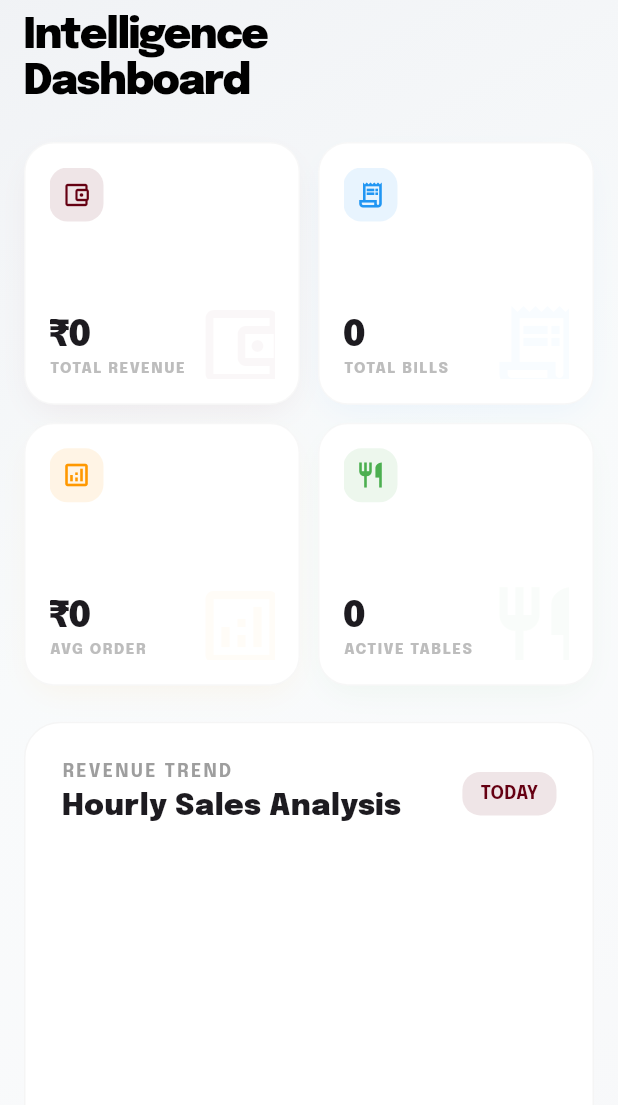
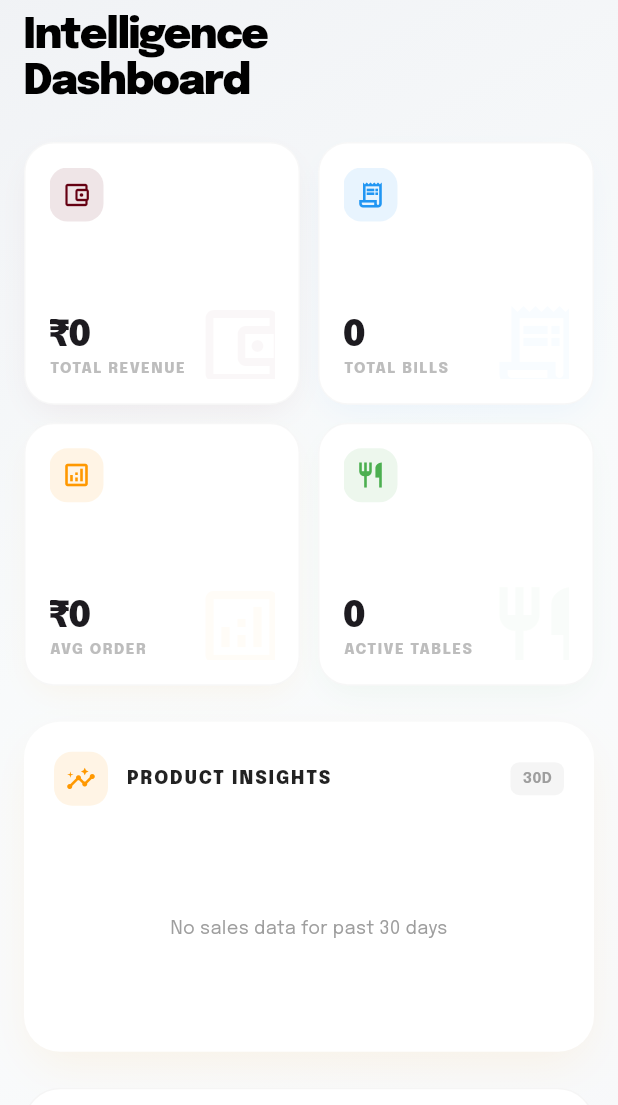
Before and after one commit to Anikett-999/shreerajmandir-v2, a Flutter app: the AdminDashboardScreen screen opened directly, on a phone screen of 412 x 824 dp, the part 131-1236 px from its top. Run offline on Flutter 3.47's test engine with Material 3 defaults, Android fonts, the phone set to English and light mode, and no system bars; drawn by our look-alikes of fl_chart; our stand-ins replace cloud_firestore, firebase_auth, firebase_core, flutter_riverpod, freezed_annotation, google_fonts and 5 more; missing offline and left inert: esc_pos_utils_plus, flutter_pos_printer_platform_image_3; accounts and stored records are empty.

Commit message:
implemented complete admin dasboard now top 10 products will be handled later and implemented logic to solve edge case handling that was printer icon even after clearing the table on the pedning kots table and saved a plan to implement a menu  management in admin modile

```diff
--- /dev/null
+++ b/lib/domain/models/product_insights.dart
@@ -0,0 +1,28 @@
+import 'package:freezed_annotation/freezed_annotation.dart';
+import 'dashboard_stats.dart';
+
+part 'product_insights.freezed.dart';
+part 'product_insights.g.dart';
+
+@freezed
+class TopCategory with _$TopCategory {
+  const factory TopCategory({
+    required String name,
+    required int quantity,
+    required double revenue,
+  }) = _TopCategory;
+
+  factory TopCategory.fromJson(Map<String, dynamic> json) => _$TopCategoryFromJson(json);
+}
+
+@freezed
+class ProductInsights with _$ProductInsights {
+  const factory ProductInsights({
+    required List<TopProduct> topItems,
+    required List<TopCategory> topCategories,
+    @Default(0) int totalQuantity,
+    @Default(0.0) double totalRevenue,
+  }) = _ProductInsights;
+
+  factory ProductInsights.fromJson(Map<String, dynamic> json) => _$ProductInsightsFromJson(json);
+}
--- a/lib/presentation/providers/dashboard_provider.dart
+++ b/lib/presentation/providers/dashboard_provider.dart
@@ -1,6 +1,7 @@
 import 'package:flutter_riverpod/flutter_riverpod.dart';
 import '../../services/analytics_service.dart';
 import '../../domain/models/dashboard_stats.dart';
+import '../../domain/models/product_insights.dart';
 import 'active_branch_provider.dart';
 
 final analyticsServiceProvider = Provider((ref) => AnalyticsService());
@@ -14,3 +15,13 @@ final dashboardStatsProvider = StreamProvider<DashboardStats>((ref) {
   final service = ref.watch(analyticsServiceProvider);
   return service.watchDashboardStats(branchId);
 });
+
+final productInsightsProvider = StreamProvider<ProductInsights>((ref) {
+  final branchId = ref.watch(activeBranchIdProvider);
+  if (branchId == null) {
+    return Stream.value(const ProductInsights(topItems: [], topCategories: []));
+  }
+
+  final service = ref.watch(analyticsServiceProvider);
+  return service.watchProductInsights(branchId);
+});
--- a/lib/presentation/screens/admin/admin_dashboard_screen.dart
+++ b/lib/presentation/screens/admin/admin_dashboard_screen.dart
@@ -11,6 +11,7 @@ import '../../widgets/admin/dashboard/payment_method_split.dart';
 import '../../widgets/admin/dashboard/live_operations_monitor.dart';
 import '../../widgets/admin/dashboard/management_list.dart';
 import '../../widgets/admin/dashboard/suspicious_activity_list.dart';
+import '../../widgets/admin/dashboard/product_insights_card.dart';
 import 'users/user_management_screen.dart';
 import 'branches/branch_management_screen.dart';
 import '../shared/home_screen.dart';
@@ -117,6 +118,14 @@ class _AdminDashboardScreenState extends ConsumerState<AdminDashboardScreen> {
                 color: Colors.green,
               ),
             ],
+          ),
+
+          const SizedBox(height: 24),
+
+          // New: Product Insights Overview (30 Days)
+          const SizedBox(
+            height: 220,
+            child: ProductInsightsCard(),
           ),
 
           const SizedBox(height: 24),
--- /dev/null
+++ b/lib/presentation/widgets/admin/dashboard/product_insights_card.dart
@@ -0,0 +1,193 @@
+import 'package:flutter/material.dart';
+import 'package:flutter_riverpod/flutter_riverpod.dart';
+import '../../../../core/app_theme.dart';
+import '../../../providers/dashboard_provider.dart';
+import '../../../../domain/models/product_insights.dart';
+import '../../../screens/admin/dashboard/product_insights_screen.dart';
+
+class ProductInsightsCard extends ConsumerWidget {
+  const ProductInsightsCard({super.key});
+
+  @override
+  Widget build(BuildContext context, WidgetRef ref) {
+    final insightsAsync = ref.watch(productInsightsProvider);
+
+    return insightsAsync.when(
+      data: (insights) => _buildCard(context, insights),
+      loading: () => const _LoadingCard(),
+      error: (err, stack) => _ErrorCard(error: err.toString()),
+    );
+  }
+
+  Widget _buildCard(BuildContext context, ProductInsights insights) {
+    final topItems = insights.topItems.take(3).toList();
+
+    return Container(
+      padding: const EdgeInsets.all(20),
+      decoration: BoxDecoration(
+        color: Colors.white,
+        borderRadius: BorderRadius.circular(24),
+        boxShadow: [
+          BoxShadow(
+            color: Colors.orange.withOpacity(0.08),
+            offset: const Offset(0, 12),
+            blurRadius: 24,
+            spreadRadius: -4,
+          ),
+        ],
+      ),
+      child: Column(
+        crossAxisAlignment: CrossAxisAlignment.start,
+        children: [
+          Row(
+            mainAxisAlignment: MainAxisAlignment.spaceBetween,
+            children: [
+              Row(
+                children: [
+                  Container(
+                    padding: const EdgeInsets.all(8),
+                    decoration: BoxDecoration(
+                      color: Colors.orange.withOpacity(0.1),
+                      borderRadius: BorderRadius.circular(12),
+                    ),
+                    child: const Icon(Icons.insights_rounded, color: Colors.orange, size: 20),
+                  ),
+                  const SizedBox(width: 12),
+                  const Text(
+                    'PRODUCT INSIGHTS',
+                    style: TextStyle(
+                      fontSize: 12,
+                      fontWeight: FontWeight.w900,
+                      letterSpacing: 1.2,
+                      color: Colors.black87,
+                    ),
+                  ),
+                ],
+              ),
+              Container(
+                padding: const EdgeInsets.symmetric(horizontal: 8, vertical: 4),
+                decoration: BoxDecoration(
+                  color: Colors.grey[100],
+                  borderRadius: BorderRadius.circular(6),
+                ),
+                child: const Text(
+                  '30D',
+                  style: TextStyle(fontSize: 10, fontWeight: FontWeight.bold, color: Colors.grey),
+                ),
+              ),
+            ],
+          ),
+          const SizedBox(height: 20),
+          if (topItems.isEmpty)
+            const Expanded(
+              child: Center(
+                child: Text('No sales data for past 30 days',
+                  style: TextStyle(color: Colors.grey, fontSize: 12)),
+              ),
+            )
+          else ...[
+            const Text(
+              'TOP PERFORMERS',
+              style: TextStyle(fontSize: 10, fontWeight: FontWeight.bold, color: Colors.grey),
+            ),
+            const SizedBox(height: 12),
+            ...topItems.map((item) => _buildItemRow(item, topItems.first.quantity)),
+            const Spacer(),
+            SizedBox(
+              width: double.infinity,
+              child: ElevatedButton(
+                onPressed: () {
+                  Navigator.push(
+                    context,
+                    MaterialPageRoute(builder: (context) => const ProductInsightsScreen()),
+                  );
+                },
+                style: ElevatedButton.styleFrom(
+                  backgroundColor: const Color(0xFFF8F9FA),
+                  foregroundColor: AppTheme.maroon,
+                  elevation: 0,
+                  padding: const EdgeInsets.symmetric(vertical: 12),
+                  shape: RoundedRectangleBorder(borderRadius: BorderRadius.circular(12)),
+                ),
+                child: const Row(
+                  mainAxisAlignment: MainAxisAlignment.center,
+                  children: [
+                    Text('FULL ANALYSIS', style: TextStyle(fontSize: 11, fontWeight: FontWeight.w800)),
+                    SizedBox(width: 4),
+                    Icon(Icons.arrow_forward_rounded, size: 14),
+                  ],
+                ),
+              ),
+            ),
+          ],
+        ],
+      ),
+    );
+  }
+
+  Widget _buildItemRow(dynamic item, int maxQty) {
+    final progress = item.quantity / maxQty;
+
+    return Padding(
+      padding: const EdgeInsets.only(bottom: 12.0),
+      child: Column(
+        crossAxisAlignment: CrossAxisAlignment.start,
+        children: [
+          Row(
+            mainAxisAlignment: MainAxisAlignment.spaceBetween,
+            children: [
+              Text(
+                item.name,
+                style: const TextStyle(fontSize: 12, fontWeight: FontWeight.w600, color: Colors.black87),
+              ),
+              Text(
+                '${item.quantity} sold',
+                style: const TextStyle(fontSize: 11, fontWeight: FontWeight.bold, color: Colors.black54),
+              ),
+            ],
+          ),
+          const SizedBox(height: 6),
+          ClipRRect(
+            borderRadius: BorderRadius.circular(4),
+            child: LinearProgressIndicator(
+              value: progress,
+              backgroundColor: Colors.grey[100],
+              color: Colors.orange.withOpacity(0.6),
+              minHeight: 6,
+            ),
+          ),
+        ],
+      ),
+    );
+  }
+}
+
+class _LoadingCard extends StatelessWidget {
+  const _LoadingCard();
+  @override
+  Widget build(BuildContext context) {
+    return Container(
+      decoration: BoxDecoration(
+        color: Colors.white,
+        borderRadius: BorderRadius.circular(24),
+      ),
+      child: const Center(child: CircularProgressIndicator(strokeWidth: 2)),
+    );
+  }
+}
+
+class _ErrorCard extends StatelessWidget {
+  final String error;
+  const _ErrorCard({required this.error});
+  @override
+  Widget build(BuildContext context) {
+    return Container(
+      padding: const EdgeInsets.all(16),
+      decoration: BoxDecoration(
+        color: Colors.white,
+        borderRadius: BorderRadius.circular(24),
+      ),
+      child: Center(child: Text('Error: $error', style: const TextStyle(fontSize: 10))),
+    );
+  }
+}
--- a/lib/presentation/widgets/table_card.dart
+++ b/lib/presentation/widgets/table_card.dart
@@ -161,6 +161,7 @@ class TableCard extends ConsumerWidget {
           child: Column(
             mainAxisSize: MainAxisSize.min,
             children: [
+              if (table.activeOrderId != null)
                 ListTile(
                   leading: const Icon(Icons.receipt_long, color: AppTheme.maroon),
                   title: const Text('Generate Bill'),
--- a/lib/services/print_service.dart
+++ b/lib/services/print_service.dart
@@ -126,7 +126,7 @@ class PrintService {
     bytes += generator.text(dsep);
     bytes += generator.text('SHREE RAJMANDIR',
         styles: const PosStyles(align: PosAlign.center, bold: true, height: PosTextSize.size2, width: PosTextSize.size2));
-    bytes += generator.text('QUALITY ICE CREAM & SNACKS', styles: const PosStyles(align: PosAlign.center));
+    bytes += generator.text('     QUALITY ICE CREAM ', styles: const PosStyles(align: PosAlign.center));
     bytes += generator.feed(1);
 
     // 2. Metadata (Professional Layout)
```
Also changed, not shown: lib/presentation/screens/admin/billing_screen.dart (+13 -0 lines), lib/presentation/screens/admin/dashboard/product_insights_screen.dart (added, +282 -0 lines), lib/services/analytics_service.dart (+67 -0 lines), lib/services/table_service.dart (+12 -6 lines), flutter_01.png (added), lib/domain/models/product_insights.freezed.dart, lib/domain/models/product_insights.g.dart. Lines whose indentation alone changed are shown as unchanged.
